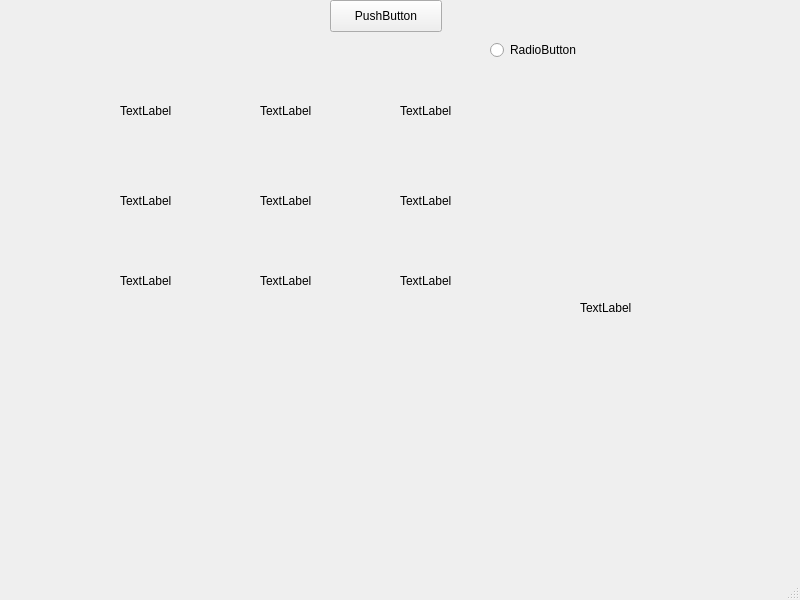
The window that TicTacToe/mainwindow.ui (Shreesh29/Tic-Tac-Toe-sd-b) describes before a commit, drawn with Qt 5.
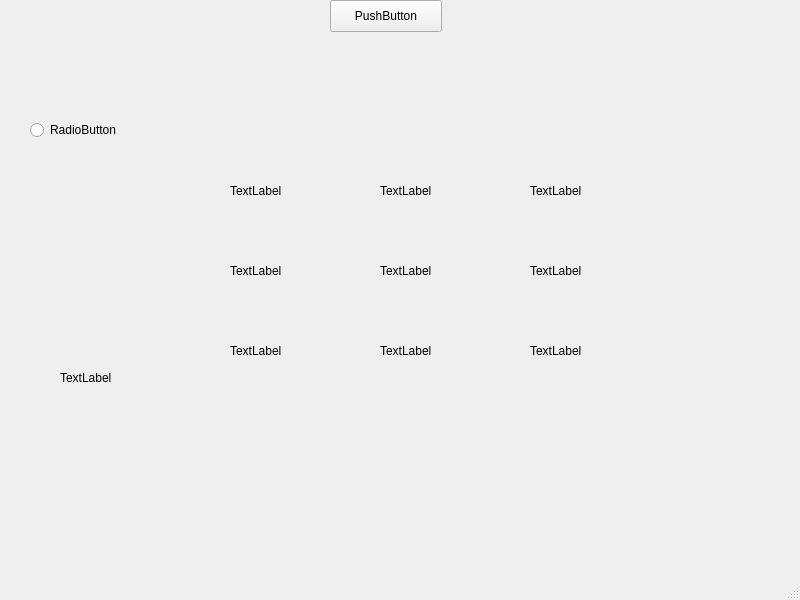
The same window after the commit.

Commit message: fixed the gameboard alignment

What changed in the file:
```diff
--- a/TicTacToe/mainwindow.ui
+++ b/TicTacToe/mainwindow.ui
@@ -17,8 +17,8 @@
    <widget class="QLabel" name="label">
     <property name="geometry">
      <rect>
-      <x>120</x>
-      <y>70</y>
+      <x>230</x>
+      <y>150</y>
       <width>131</width>
       <height>81</height>
      </rect>
@@ -30,8 +30,8 @@
    <widget class="QLabel" name="label_2">
     <property name="geometry">
      <rect>
-      <x>260</x>
-      <y>70</y>
+      <x>380</x>
+      <y>150</y>
       <width>131</width>
       <height>81</height>
      </rect>
@@ -43,8 +43,8 @@
    <widget class="QLabel" name="label_3">
     <property name="geometry">
      <rect>
-      <x>400</x>
-      <y>70</y>
+      <x>530</x>
+      <y>150</y>
       <width>131</width>
       <height>81</height>
      </rect>
@@ -56,8 +56,8 @@
    <widget class="QLabel" name="label_4">
     <property name="geometry">
      <rect>
-      <x>120</x>
-      <y>160</y>
+      <x>230</x>
+      <y>230</y>
       <width>131</width>
       <height>81</height>
      </rect>
@@ -69,8 +69,8 @@
    <widget class="QLabel" name="label_5">
     <property name="geometry">
      <rect>
-      <x>260</x>
-      <y>160</y>
+      <x>380</x>
+      <y>230</y>
       <width>131</width>
       <height>81</height>
      </rect>
@@ -82,8 +82,8 @@
    <widget class="QLabel" name="label_6">
     <property name="geometry">
      <rect>
-      <x>400</x>
-      <y>160</y>
+      <x>530</x>
+      <y>230</y>
       <width>131</width>
       <height>81</height>
      </rect>
@@ -95,8 +95,8 @@
    <widget class="QLabel" name="label_7">
     <property name="geometry">
      <rect>
-      <x>120</x>
-      <y>240</y>
+      <x>230</x>
+      <y>310</y>
       <width>131</width>
       <height>81</height>
      </rect>
@@ -108,8 +108,8 @@
    <widget class="QLabel" name="label_8">
     <property name="geometry">
      <rect>
-      <x>260</x>
-      <y>240</y>
+      <x>380</x>
+      <y>310</y>
       <width>131</width>
       <height>81</height>
      </rect>
@@ -121,8 +121,8 @@
    <widget class="QLabel" name="label_9">
     <property name="geometry">
      <rect>
-      <x>400</x>
-      <y>240</y>
+      <x>530</x>
+      <y>310</y>
       <width>131</width>
       <height>81</height>
      </rect>
@@ -147,8 +147,8 @@
    <widget class="QLabel" name="label_10">
     <property name="geometry">
      <rect>
-      <x>580</x>
-      <y>300</y>
+      <x>60</x>
+      <y>370</y>
       <width>58</width>
       <height>16</height>
      </rect>
@@ -160,8 +160,8 @@
    <widget class="QRadioButton" name="radioButton">
     <property name="geometry">
      <rect>
-      <x>490</x>
-      <y>40</y>
+      <x>30</x>
+      <y>120</y>
       <width>100</width>
       <height>20</height>
      </rect>
```
The commit also changes 2 other files.
